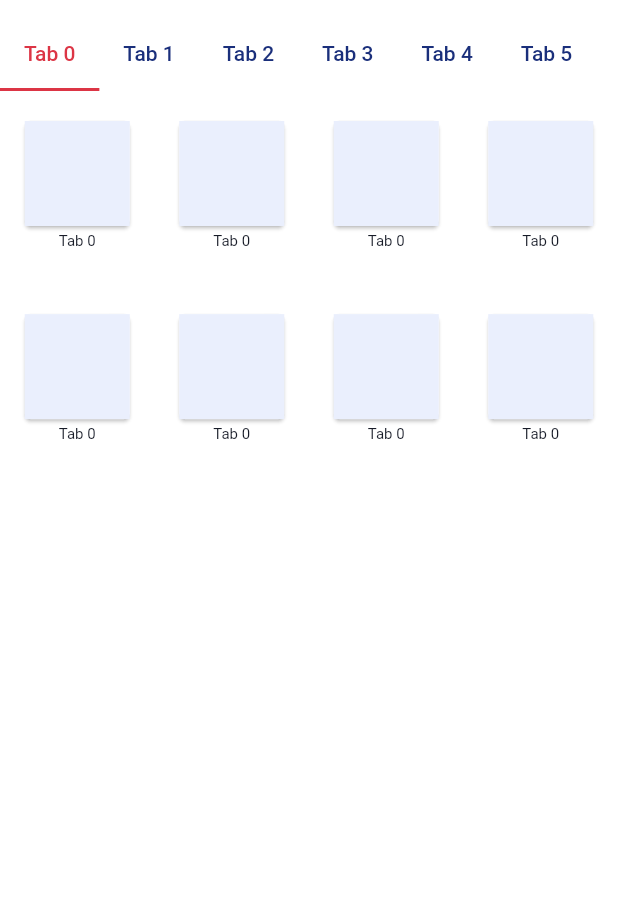
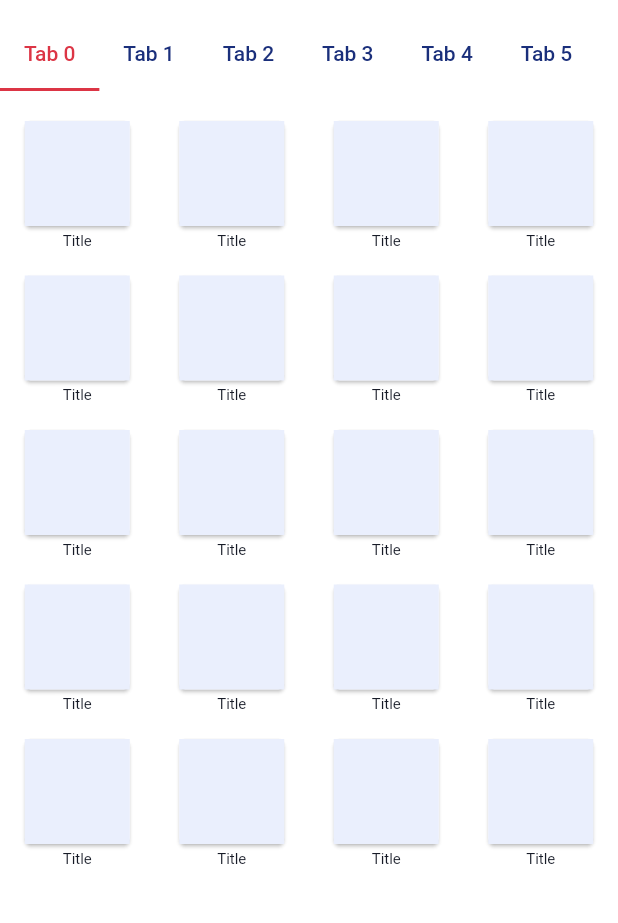
Before and after one commit to Santosh9001/ExportFromNepal, a Flutter app: the SubCategoryUI screen opened directly, on a phone screen of 412 x 824 dp, the part 65-988 px from its top. Run offline on Flutter 3.47's test engine with Material 2 defaults, Android fonts, the phone set to English and light mode, and no system bars; our stand-ins replace firebase_auth, firebase_core, flutter_image_slideshow, flutter_svg, flutter_vector_icons, google_sign_in; missing offline and left inert: flutter_facebook_auth; accounts and stored records are empty; network calls fail.

Commit message:
changes in sub category

```diff
--- a/lib/ui/screens/dashboard/category/subCategory/SubCategoryUI.dart
+++ b/lib/ui/screens/dashboard/category/subCategory/SubCategoryUI.dart
@@ -86,17 +86,10 @@ class _SubCategoryUIState extends State<SubCategoryUI>
                     padding: EdgeInsets.only(top: 10),
                     child: Container(
                       color: Colors.white,
-                      child: GridView.builder(
-                        shrinkWrap: true,
-                        gridDelegate:
-                            const SliverGridDelegateWithFixedCrossAxisCount(
-                          crossAxisCount: 4,
-                          childAspectRatio: 0.8,
-                        ),
-                        itemCount: _tabs.length,
-                        itemBuilder: (BuildContext context, int index) {
-                          return SubCategoryItemSmall(title: item.text!);
-                        },
+                      child: GridView.count(
+                        crossAxisCount: 4,
+                        children: List.generate(_items.length,
+                            (index) => SubCategoryItemSmall(title: "Title")),
                       ),
                     ),
                   ),
```
